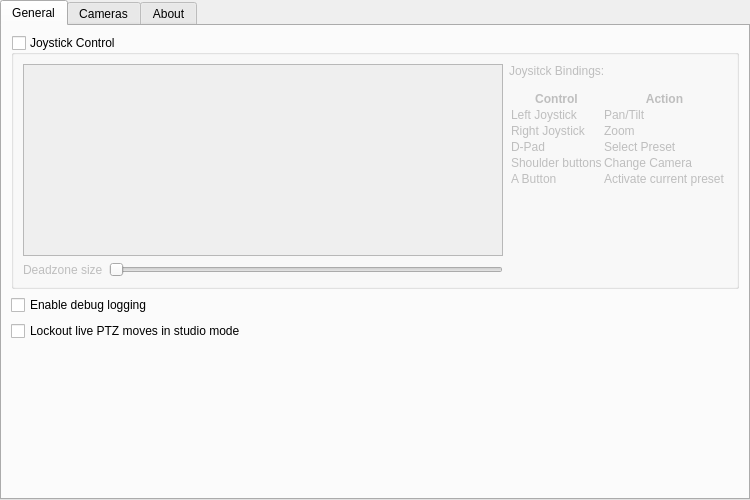
Old version of the form src/settings.ui in the repository glikely/obs-ptz.
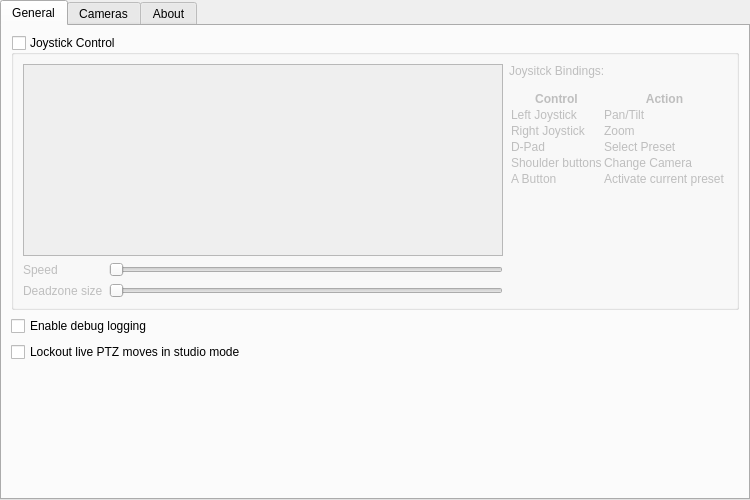
New version of the form. Custom widgets are drawn as their Qt base class.

Commit message:
joystick: Add a speed control slider
Adds a speed setting to the joystick controls so that sensitivity of the
joystick can be adjusted.

```diff
--- a/src/settings.ui
+++ b/src/settings.ui
@@ -54,13 +54,27 @@
              <widget class="QListView" name="joystickNamesListView"/>
             </item>
             <item row="1" column="0">
+             <widget class="QLabel" name="joystickSpeedLabel">
+              <property name="text">
+               <string>Speed</string>
+              </property>
+             </widget>
+            </item>
+            <item row="1" column="1">
+             <widget class="DoubleSlider" name="joystickSpeedSlider">
+              <property name="orientation">
+               <enum>Qt::Horizontal</enum>
+              </property>
+             </widget>
+            </item>
+            <item row="2" column="0">
              <widget class="QLabel" name="joystickDeadzoneLabel">
               <property name="text">
                <string>Deadzone size</string>
               </property>
              </widget>
             </item>
-            <item row="1" column="1">
+            <item row="2" column="1">
              <widget class="DoubleSlider" name="joystickDeadzoneSlider">
               <property name="toolTip">
                <string>Set this value higher if the camera position drifts when the joysticks are centered</string>
```
The commit also changes 4 other files.
